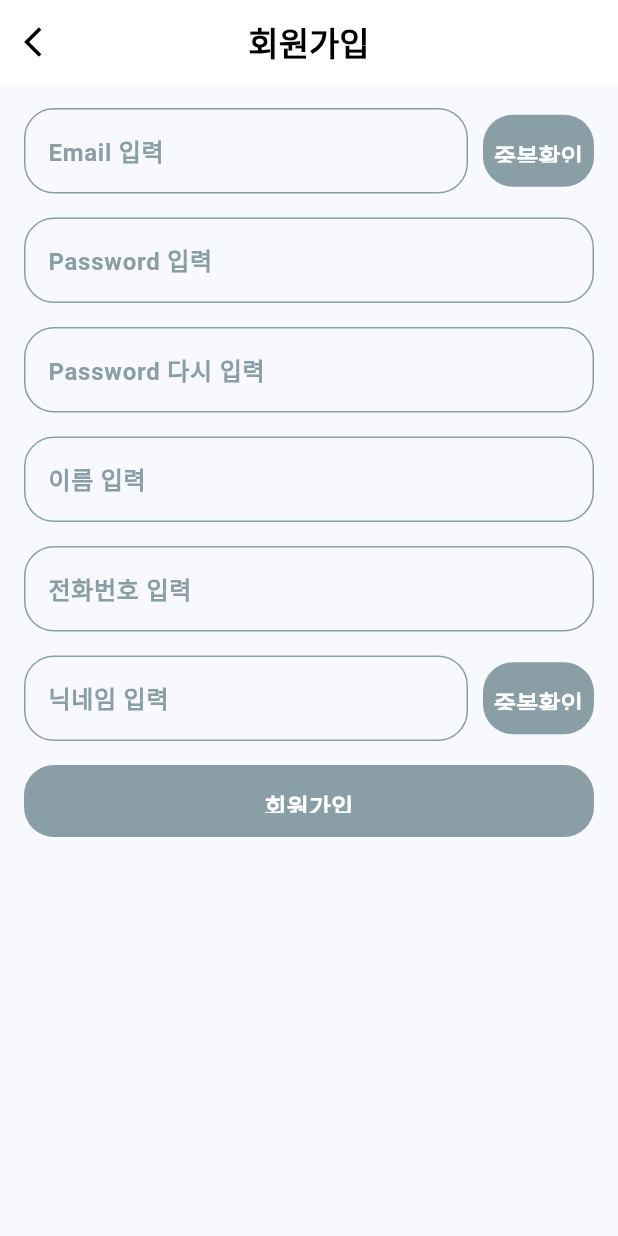
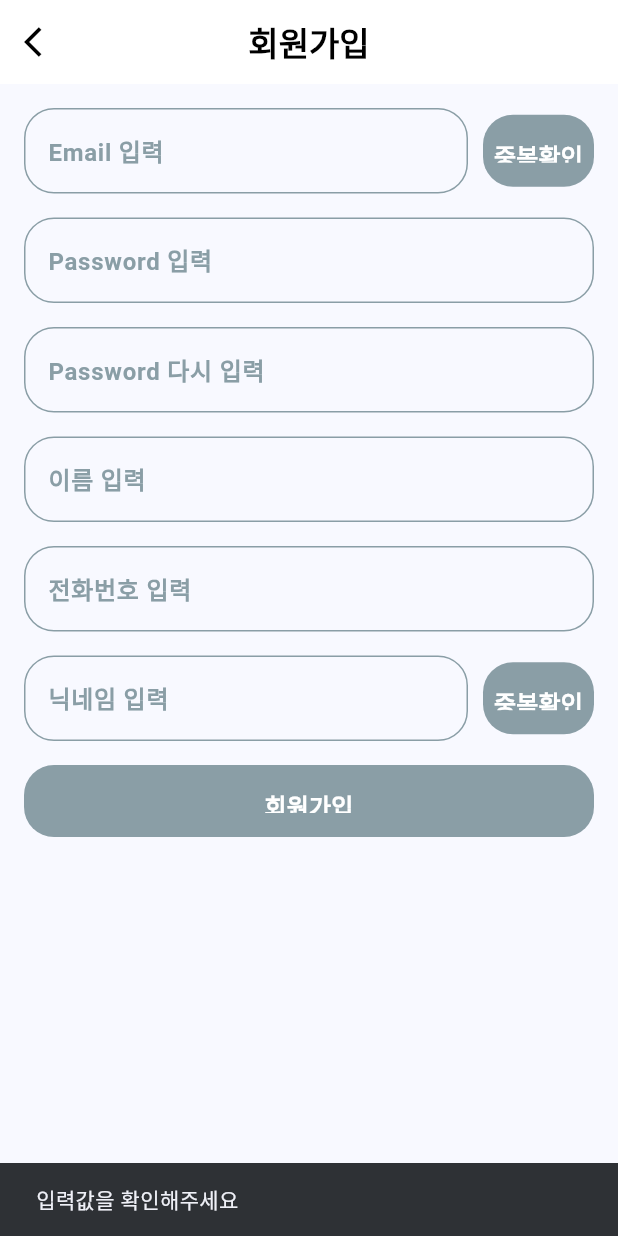
Before and after one commit to zeeeyeon/ssafy_common_project, a Flutter app: the RegisterScreen screen opened by its route, after a tap on "회원가입", on a phone screen of 412 x 824 dp. Run offline on Flutter 3.47's test engine with Material 3 defaults, Android fonts, the phone set to English and light mode, and no system bars; our stand-ins replace dio, flutter_riverpod, go_router; missing offline and left inert: sign_button; Roboto replaces fonts that are missing (Pretendard).

Commit message:
[S12P11E206-197] [FE] Refactor: 회원가입 API 관련 코드 리팩토링

```diff
--- a/front/lib/common/network/dio_client.dart
+++ b/front/lib/common/network/dio_client.dart
@@ -11,7 +11,7 @@ class DioClient {
   DioClient._internal() {
     dio = Dio(
       BaseOptions(
-        baseUrl: 'http://192.168.30.158:8080/api/v1', // API 서버 URL
+        baseUrl: 'http://192.168.0.5:8080/api', // API 서버 URL
         connectTimeout: const Duration(seconds: 5),
         receiveTimeout: const Duration(seconds: 3),
         headers: {
--- a/front/lib/features/auth/components/signup_form.dart
+++ b/front/lib/features/auth/components/signup_form.dart
@@ -1,37 +1,19 @@
 import 'package:flutter/material.dart';
+import 'package:flutter_riverpod/flutter_riverpod.dart';
 import 'package:kkulkkulk/features/auth/components/text_button_form.dart';
 import 'package:kkulkkulk/features/auth/components/text_form.dart';
-import 'package:kkulkkulk/features/auth/data/models/user_signup_model.dart';
-import 'package:kkulkkulk/features/auth/data/repositories/auth_repository.dart';
+import 'package:kkulkkulk/features/auth/view_models/sign_up_view_model.dart';
 
-class SignupForm extends StatelessWidget {
+class SignupForm extends ConsumerWidget {
   final _formKey = GlobalKey<FormState>();
 
   final TextEditingController _emailController = TextEditingController();
-  final TextEditingController _passwordController = TextEditingController();
-  final TextEditingController _checkPasswordController = TextEditingController();
-  final TextEditingController _usernameController = TextEditingController();
-  final TextEditingController _phoneController = TextEditingController();
-  final TextEditingController _authCodeController = TextEditingController();
   final TextEditingController _nicknameController = TextEditingController();
-
-  final AuthRepository _authRepository = AuthRepository();
 
   void _duplicatedEmail() {
     String email = _emailController.text;
     print('이메일 중복 확인 버튼 클릭');
     print('email: $email');
-  }
-
-  void _submitCode() {
-    String phone = _phoneController.text;
-    print('전송 버튼 클릭');
-    print('tel: $phone');
-  }
-
-  void _checkTelCode() {
-    String authCode = _authCodeController.text;
-    print('전화번호 인증 코드 버튼 클릭');
   }
 
   void _duplicatedNickname() {
@@ -40,41 +22,36 @@ class SignupForm extends StatelessWidget {
     print('nickname: $nickname');
   }
 
-  void _signup() async {
-    String email = _emailController.text;
-    String password = _passwordController.text;
-    String username = _usernameController.text;
-    String phone = _phoneController.text;
-    String nickname = _nicknameController.text;
-    print('email : $email / password: $password / username: $username / phone: $phone / nickname: $nickname');
+  @override
+  Widget build(BuildContext context, WidgetRef ref) {
+    final signUpViewModel = ref.watch(signUpViewModelProvider);
+    final isLoading = signUpViewModel.isLoading;
+    final errorMessage = signUpViewModel.errorMessage;
 
-    UserSignupModel signupModel = UserSignupModel(
-      email: email,
-      password: password,
-      username: username,
-      phone: phone,
-      nickname: nickname
-    );
+    // 회원가입 처리
+    void signUp() async {
+      print('회원가입 시작');
+      if (signUpViewModel.validateInputs()) {
+        try {
+          await signUpViewModel.signUp();
+          // 회원가입 성공 처리
+          // 예: 회원가입 완료 후 다른 화면으로 이동
+          ScaffoldMessenger.of(context).showSnackBar(
+            SnackBar(content: Text('회원가입 성공')),
+          );
+        } catch (e) {
+          // 실패 시 메시지 표시
+          ScaffoldMessenger.of(context).showSnackBar(
+            SnackBar(content: Text('회원가입 실패')),
+          );
+        }
+      } else {
+        ScaffoldMessenger.of(context).showSnackBar(
+          SnackBar(content: Text('입력값을 확인해주세요')),
+        );
+      }
+    }
 
-    try {
-      print("실행실행");
-      // 회원가입 API 호출
-      var response = await _authRepository.signup(signupModel);
-      if (response.statusCode == 200) {
-        // 회원가입 성공
-        print('회원가입 성공: ${response.data}');
-      } else {
-        // 실패 시 처리
-        print('회원가입 실패: ${response.data}');
-      }
-    } catch (e) {
-      // 에러 처리
-      print('회원가입 중 에러 발생: $e');
-    }
-  }
-
-  @override
-  Widget build(BuildContext context) {
     return Form(
       key: _formKey,
       child: Column(
@@ -85,15 +62,16 @@ class SignupForm extends StatelessWidget {
               Row(
                 children: [
                   Flexible(
-                    flex: 8,  // 9:1 비율로 크기 조정
+                    flex: 8,
                     child: TextForm(
                       'Email',
-                      _emailController,
+                      signUpViewModel.emailController,
+                      validator: signUpViewModel.validateEmail,
                     ),
                   ),
                   SizedBox(width: 10),  // 간격을 두기 위해 SizedBox 추가
                   Flexible(
-                    flex: 2,  // 9:1 비율로 크기 조정
+                    flex: 2,
                     child: TextButtonForm(
                       '중복확인',
                       _duplicatedEmail,
@@ -104,34 +82,41 @@ class SignupForm extends StatelessWidget {
               SizedBox(height: 16),
               TextForm(
                 'Password',
-                _passwordController
+                signUpViewModel.passwordController,
+                validator: signUpViewModel.validatePassword,
+                isPassword: true,
               ),
               SizedBox(height: 16),
               TextForm(
                 'Password 다시',
-                _checkPasswordController
+                signUpViewModel.checkPasswordController,
+                validator: signUpViewModel.validateCheckPassword,
+                isPassword: true,
               ),
               SizedBox(height: 16),
               TextForm(
                 '이름',
-                _usernameController
+                signUpViewModel.usernameController,
+                validator: signUpViewModel.validateUsername,
               ),
               SizedBox(height: 16),
               TextForm(
-                      '전화번호',
-                      _phoneController,
+                '전화번호',
+                signUpViewModel.phoneController,
+                validator: signUpViewModel.validatePhone,
               ),
               SizedBox(height: 16),
               Row(
                 children: [
                   Flexible(
-                    flex: 8,  // 9:1 비율로 크기 조정
+                    flex: 8,
                     child: TextForm(
                       '닉네임',
-                      _nicknameController,
+                      signUpViewModel.nicknameController,
+                      validator: signUpViewModel.validateUsername,
                     ),
                   ),
-                  SizedBox(width: 10),  // 간격을 두기 위해 SizedBox 추가
+                  SizedBox(width: 10),
                   Flexible(
                     flex: 2,  // 9:1 비율로 크기 조정
                     child: TextButtonForm(
@@ -144,7 +129,7 @@ class SignupForm extends StatelessWidget {
               SizedBox(height: 16),
               TextButtonForm(
                 '회원가입',
-                _signup
+                signUp,
               )
             ],
           ),
--- a/front/lib/features/auth/components/text_form.dart
+++ b/front/lib/features/auth/components/text_form.dart
@@ -1,9 +1,18 @@
 import 'package:flutter/material.dart';
 
-class TextForm extends StatelessWidget{
+class TextForm extends StatelessWidget {
   final String text;
   final TextEditingController controller;
-  const TextForm(this.text, this.controller, {Key? key}) : super(key: key);
+  final String? Function(String?)? validator; // 유효성 검사 함수
+  final bool isPassword; // 비밀번호 여부
+
+  const TextForm(
+    this.text,
+    this.controller, {
+    Key? key,
+    this.validator, // validator를 외부에서 전달받을 수 있도록 함
+    this.isPassword = false, // 기본값은 false
+  }) : super(key: key);
 
   @override
   Widget build(BuildContext context) {
@@ -12,13 +21,9 @@ class TextForm extends StatelessWidget{
       children: [
         TextFormField(
           controller: controller,
-          validator: (value) => value!.isEmpty
-          ? '$text 입력해주세요'
-          : null,
-          obscureText:
-            text.contains('Password') ?
-            true :
-            false,
+          validator: validator, // 외부에서 전달받은 유효성 검사 함수 적용
+          obscureText: isPassword, // 비밀번호 필드에서는 텍스트 숨기기
+          autovalidateMode: AutovalidateMode.onUserInteraction, // 자동 유효성 검사
           decoration: InputDecoration(
             labelText: '$text 입력',
             labelStyle: TextStyle(
@@ -34,28 +39,28 @@ class TextForm extends StatelessWidget{
               borderRadius: BorderRadius.circular(20),
               borderSide: BorderSide(
                 color: Color(0xFF8A9EA6),
-              )
+              ),
             ),
             focusedBorder: OutlineInputBorder(
               borderRadius: BorderRadius.circular(20),
               borderSide: BorderSide(
                 color: Color(0xFF8A9EA6),
-              )
+              ),
             ),
             errorBorder: OutlineInputBorder(
               borderRadius: BorderRadius.circular(20),
               borderSide: BorderSide(
-                color: Color(0xFF8A9EA6),
-              )
+                color: Colors.red, // 에러 시 빨간색으로 변경
+              ),
             ),
             focusedErrorBorder: OutlineInputBorder(
               borderRadius: BorderRadius.circular(20),
               borderSide: BorderSide(
-                color: Color(0xFF8A9EA6),
-              )
-            )
+                color: Colors.red, // 포커스 시 에러 빨간색
+              ),
+            ),
           ),
-        )
+        ),
       ],
     );
   }
--- a/front/lib/features/auth/data/repositories/auth_repository.dart
+++ b/front/lib/features/auth/data/repositories/auth_repository.dart
@@ -50,46 +50,6 @@ class AuthRepository {
     }
   }
 
-  // 휴대폰 인증코드 발송
-  Future<Response> submitPhoneCode(UserSubmitPhoneCodeModel UserSubmitPhoneCodeModel) async {
-    final String url = 'http://localhost:8080/api/user/auth-code';
-
-    try {
-      final response = await _dio.post(
-        url,
-        data: UserSubmitPhoneCodeModel.toJson(),
-        options: Options(
-          headers: {
-            'Content-Type': 'application/json',
-          },
-        ),
-      );
-      return response;
-    } catch(e) {
-      rethrow;
-    }
-  }
-
-  // 휴대폰 인증코드 확인
-  Future<Response> checkPhoneCode(UserCheckPhoneCodeModel UserCheckPhoneCodeModel) async {
-    final String url = 'http://localhost:8080/api/user/auth-code';
-
-    try {
-      final response = await _dio.get(
-        url,
-        data: UserCheckPhoneCodeModel.toJson(),
-        options: Options(
-          headers: {
-            'Content-Type': 'application/json',
-          },
-        ),
-      );
-      return response;
-    } catch(e) {
-      rethrow;
-    }
-  }
-
   // 닉네임 중복 확인
   Future<Response> duplicatedNickname(UserDuplicatedNicknameModel UserDuplicatedNicknameModel) async {
     final String url = 'http://localhost:8080/api/user/nickname';
@@ -114,7 +74,7 @@ class AuthRepository {
   Future<Response> signup(UserSignupModel UserSignupModel) async {
     try {
       final response = await _dio.post(
-        '/users/sign-up',
+        '/user/sign-up',
         data: UserSignupModel.toJson(),
       );
       return response;
--- /dev/null
+++ b/front/lib/features/auth/view_models/sign_up_view_model.dart
@@ -0,0 +1,141 @@
+import 'package:dio/dio.dart';
+import 'package:flutter/material.dart';
+import 'package:flutter_riverpod/flutter_riverpod.dart';
+import 'package:kkulkkulk/features/auth/data/models/user_signup_model.dart';
+import 'package:kkulkkulk/features/auth/data/repositories/auth_repository.dart';
+
+class SignUpViewModel extends ChangeNotifier{
+  final AuthRepository _authRepository = AuthRepository();
+
+  final TextEditingController emailController = TextEditingController();
+  final TextEditingController passwordController = TextEditingController();
+  final TextEditingController checkPasswordController = TextEditingController();
+  final TextEditingController usernameController = TextEditingController();
+  final TextEditingController phoneController = TextEditingController();
+  final TextEditingController nicknameController = TextEditingController();
+
+  bool isLoading = false;
+
+  String errorMessage = '';
+
+  // 이메일 유효성 검사
+  String? validateEmail(String? value) {
+    if (value == null || value.isEmpty) {
+      return '이메일을 입력해주세요';
+    }
+    // 이메일 형식 체크
+    final emailRegExp = RegExp(r"^[a-zA-Z0-9]+@[0-9a-zA-Z]+\.[a-z]+$");
+    if (!emailRegExp.hasMatch(value)) {
+      return '이메일 형식이어야 합니다.';
+    }
+    return null;
+  }
+
+  // 비밀번호 유효성 검사
+  String? validatePassword(String? value) {
+  if (value == null || value.isEmpty) {
+    return '비밀번호를 입력해주세요';
+  }
+  // 비밀번호 형식 체크: 대소문자, 숫자, 특수문자 조합 (8 ~ 128자)
+    final passwordRegExp = RegExp(r'^(?=.*[a-zA-Z])(?=.*\d|(?=.*\W)).{8,128}$');
+    if (!passwordRegExp.hasMatch(value)) {
+      return '대소문자, 숫자, 특수문자 조합으로 8 ~ 128자리여야 합니다.';
+    }
+  return null;
+}
+
+
+  // 비밀번호 확인 유효성 검사
+  String? validateCheckPassword(String? value) {
+    if (value == null || value.isEmpty) {
+      return '비밀번호 확인을 입력해주세요';
+    }
+    // 비밀번호와 비밀번호 확인이 일치하는지 확인
+    if (value != passwordController.text) {
+      return '비밀번호가 일치하지 않습니다.';
+    }
+    return null;
+  }
+
+  // 이름 유효성 검사
+  String? validateUsername(String? value) {
+    if (value == null || value.isEmpty) {
+      return '이름은 공백일 수 없습니다.';
+    }
+    return null;
+  }
+
+  // 전화번호 유효성 검사
+  String? validatePhone(String? value) {
+    if (value == null || value.isEmpty) {
+      return '전화번호는 공백일 수 없습니다.';
+    }
+    // 정규식: 하이픈 없이 전화번호 (01012345678 형태)
+    final phoneRegExp = RegExp(r'^(01[0-9])\d{3,4}\d{4}$');
+    if (!phoneRegExp.hasMatch(value)) {
+      return '유효한 전화번호를 입력해주세요.';
+    }
+    return null;
+  }
+
+
+
+  // 닉네임 유효성 검사
+  String? validateNickname(String? value) {
+    if (value == null || value.isEmpty) {
+      return '닉네임은 공백일 수 없습니다.';
+    }
+    return null;
+  }
+
+  // 유효성 검사 함수
+  bool validateInputs() {
+    final emailError = validateEmail(emailController.text);
+    final passwordError = validatePassword(passwordController.text);
+    final checkPasswordError = validateCheckPassword(checkPasswordController.text);
+    final usernameError = validateUsername(usernameController.text);
+    final phoneError = validatePhone(phoneController.text);
+    final nicknameError = validateNickname(nicknameController.text);
+
+    if (emailError != null || passwordError != null || checkPasswordError != null || usernameError != null || phoneError != null || nicknameError != null) {
+      return false;
+    }
+    return true;
+  }
+
+  Future<void> signUp() async {
+    final String email = emailController.text;
+    final String password = passwordController.text;
+    final String username = usernameController.text;
+    final String phone = phoneController.text;
+    final String nickname = nicknameController.text;
+
+    final UserSignupModel userSignupModel = UserSignupModel(
+      email: email,
+      password: password,
+      username: username,
+      phone: phone,
+      nickname: nickname
+    );
+
+    try {
+      isLoading = true;
+      notifyListeners();
+
+      final Response response = await _authRepository.signup(userSignupModel);
+
+      if(response.statusCode == 200) {
+        print(response);
+      }
+
+    } catch (e) {
+      print('에러 발생 $e');
+    }
+
+  }
+
+}
+
+final signUpViewModelProvider = ChangeNotifierProvider<SignUpViewModel>((ref) {
+  return SignUpViewModel();
+});
```
